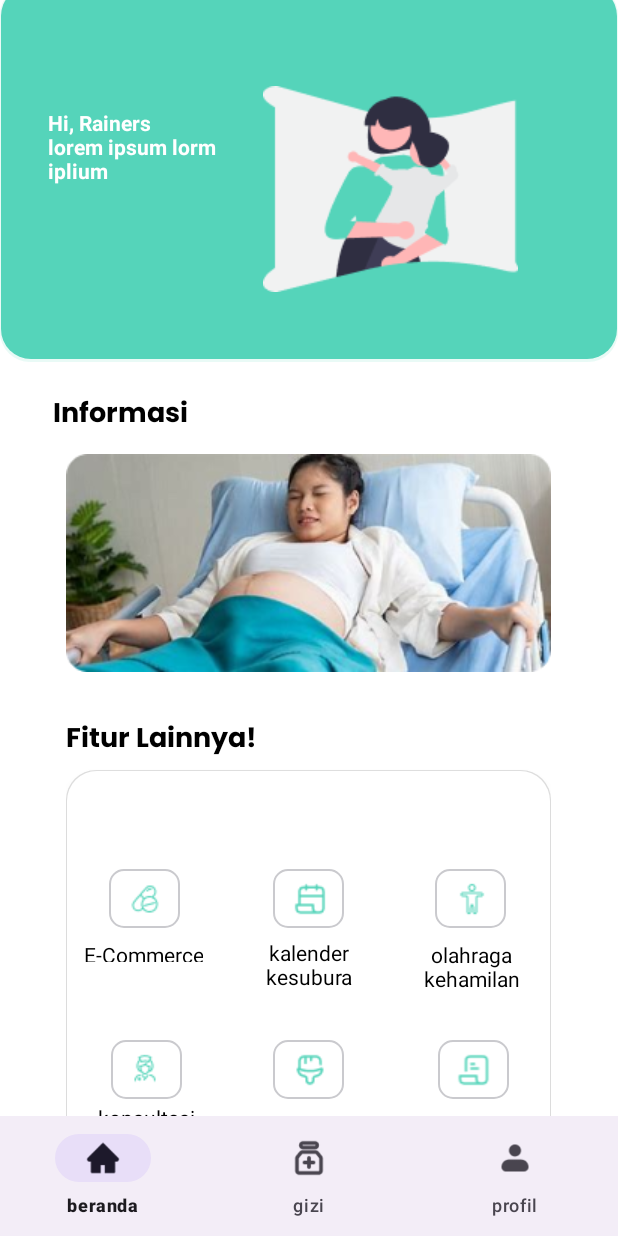
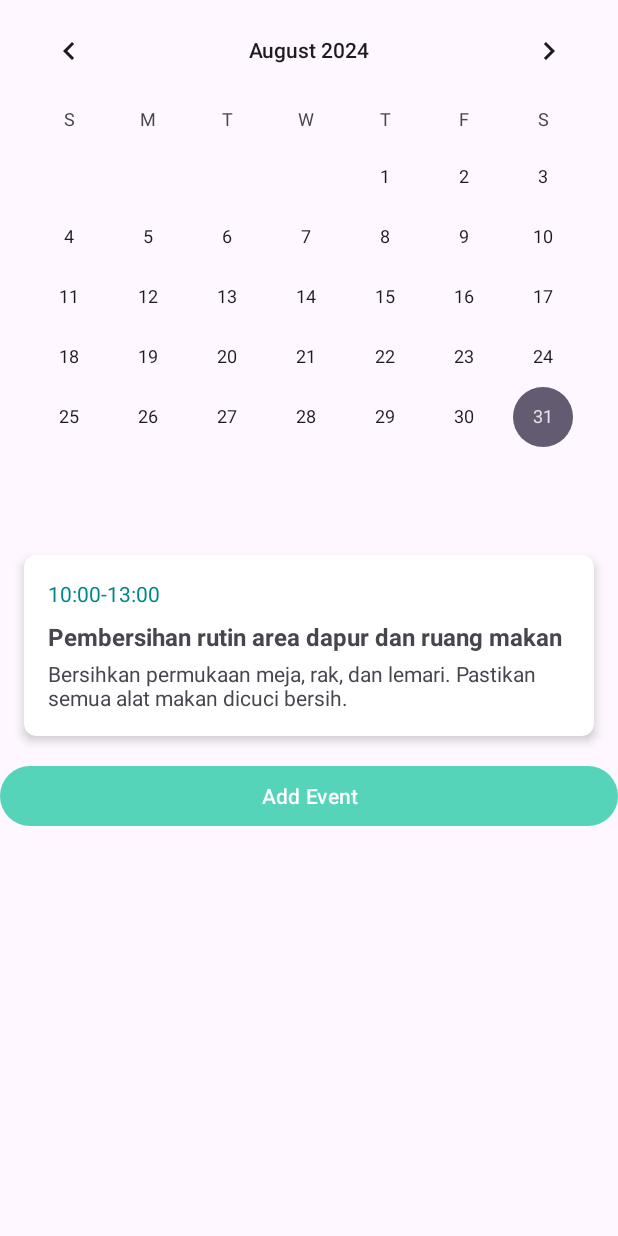
Before and after one commit to Lysander-cmd/PeduliIbu_App, an Android app: the HomeFragment screen opened directly, with no data from a screen before it, after a tap on an icon or button, on a phone screen of 412 x 824 dp. Run offline under Robolectric (Android 15) with nearby library versions, the phone set to English and light mode, and no system bars.

Commit message:
try_activitySchedule

```diff
--- a/app/src/main/AndroidManifest.xml
+++ b/app/src/main/AndroidManifest.xml
@@ -3,7 +3,6 @@
     xmlns:tools="http://schemas.android.com/tools">
 
     <uses-permission android:name="android.permission.INTERNET" />
-
     <uses-permission android:name="android.permission.POST_NOTIFICATIONS" />
 
     <application
@@ -17,13 +16,16 @@
         android:theme="@style/Theme.PeduliIbu_App"
         tools:targetApi="31">
         <activity
+            android:name=".Fragment.ScheduleFragment.ScheduleActivity"
+            android:exported="false" />
+        <activity
             android:name=".SplashScreen.SplashScreenActivity"
-            android:exported="true" >
-        <intent-filter>
-            <action android:name="android.intent.action.MAIN" />
+            android:exported="true">
+            <intent-filter>
+                <action android:name="android.intent.action.MAIN" />
 
-            <category android:name="android.intent.category.LAUNCHER" />
-        </intent-filter>
+                <category android:name="android.intent.category.LAUNCHER" />
+            </intent-filter>
         </activity>
         <activity
             android:name=".Authenticate.Register.RegisterActivity"
@@ -36,8 +38,8 @@
             android:exported="false" />
         <activity
             android:name=".MainActivity"
-            android:exported="false">
-        </activity>
+            android:exported="false"></activity>
+
         <receiver
             android:name=".Fragment.ScheduleFragment.CleaningReminderReceiver"
             android:enabled="true"
--- a/app/src/main/java/com/example/peduliibu_app/Fragment/HomeFragment.kt
+++ b/app/src/main/java/com/example/peduliibu_app/Fragment/HomeFragment.kt
@@ -1,5 +1,6 @@
 package com.example.peduliibu_app.Fragment
 
+import android.content.Intent
 import android.os.Bundle
 import android.util.Log
 import androidx.fragment.app.Fragment
@@ -8,6 +9,7 @@ import android.view.View
 import android.view.ViewGroup
 import android.widget.Button
 import androidx.navigation.fragment.findNavController
+import com.example.peduliibu_app.Fragment.ScheduleFragment.ScheduleActivity
 import com.example.peduliibu_app.R
 
 
@@ -21,10 +23,8 @@ class HomeFragment : Fragment() {
 
         val button5 = view.findViewById<Button>(R.id.button5)
         button5.setOnClickListener {
-            Log.d("HomeFragment", "Navigating to CleaningScheduleFragment")
-            findNavController().navigate(R.id.action_homeFragment_to_cleaningScheduleFragment)
-            findNavController().popBackStack()
-            findNavController().navigate(R.id.homeFragment)
+            startActivity(Intent(requireContext(), ScheduleActivity::class.java))
+
         }
 
         return view
--- /dev/null
+++ b/app/src/main/java/com/example/peduliibu_app/Fragment/ScheduleFragment/ScheduleActivity.kt
@@ -0,0 +1,15 @@
+package com.example.peduliibu_app.Fragment.ScheduleFragment
+
+import android.os.Bundle
+import androidx.activity.enableEdgeToEdge
+import androidx.appcompat.app.AppCompatActivity
+import androidx.core.view.ViewCompat
+import androidx.core.view.WindowInsetsCompat
+import com.example.peduliibu_app.R
+
+class ScheduleActivity : AppCompatActivity() {
+    override fun onCreate(savedInstanceState: Bundle?) {
+        super.onCreate(savedInstanceState)
+        setContentView(R.layout.activity_schedule)
+        }
+    }
--- /dev/null
+++ b/app/src/main/res/layout/activity_schedule.xml
@@ -0,0 +1,67 @@
+<?xml version="1.0" encoding="utf-8"?>
+<LinearLayout xmlns:android="http://schemas.android.com/apk/res/android"
+android:layout_width="match_parent"
+android:layout_height="match_parent"
+xmlns:app="http://schemas.android.com/apk/res-auto"
+android:orientation="vertical"
+android:padding="16dp"
+tools:context=".Fragment.ScheduleFragment.ScheduleActivity"
+xmlns:tools="http://schemas.android.com/tools">
+
+<!-- CalendarView -->
+<CalendarView
+    android:id="@+id/calendarView"
+    android:layout_width="match_parent"
+    android:layout_height="wrap_content"
+    android:layout_marginBottom="16dp"/>
+
+<!-- Reminder CardView -->
+<androidx.cardview.widget.CardView
+    android:id="@+id/eventCardView"
+    android:layout_width="match_parent"
+    android:layout_height="wrap_content"
+    android:layout_margin="16dp"
+    app:cardCornerRadius="8dp"
+    app:cardElevation="4dp"
+    app:layout_constraintTop_toBottomOf="@id/calendarView">
+
+    <LinearLayout
+        android:layout_width="match_parent"
+        android:layout_height="wrap_content"
+        android:orientation="vertical"
+        android:padding="16dp">
+
+        <TextView
+            android:id="@+id/tvEventTime"
+            android:layout_width="wrap_content"
+            android:layout_height="wrap_content"
+            android:text="10:00-13:00"
+            android:textColor="@color/teal_700"
+            android:textSize="14sp"/>
+
+        <TextView
+            android:id="@+id/tvEventTitle"
+            android:layout_width="wrap_content"
+            android:layout_height="wrap_content"
+            android:layout_marginTop="8dp"
+            android:text="Pembersihan rutin area dapur dan ruang makan"
+            android:textSize="16sp"
+            android:textStyle="bold"/>
+
+        <TextView
+            android:id="@+id/tvEventDescription"
+            android:layout_width="wrap_content"
+            android:layout_height="wrap_content"
+            android:layout_marginTop="4dp"
+            android:text="Bersihkan permukaan meja, rak, dan lemari. Pastikan semua alat makan dicuci bersih."
+            android:textSize="14sp"/>
+    </LinearLayout>
+</androidx.cardview.widget.CardView>
+<!-- Button to Add Custom Reminder -->
+<Button
+    android:id="@+id/btnAddCustomReminder"
+    android:layout_width="match_parent"
+    android:layout_height="wrap_content"
+    android:src="@drawable/event"
+    android:text="Add Event"/>
+</LinearLayout>
```
